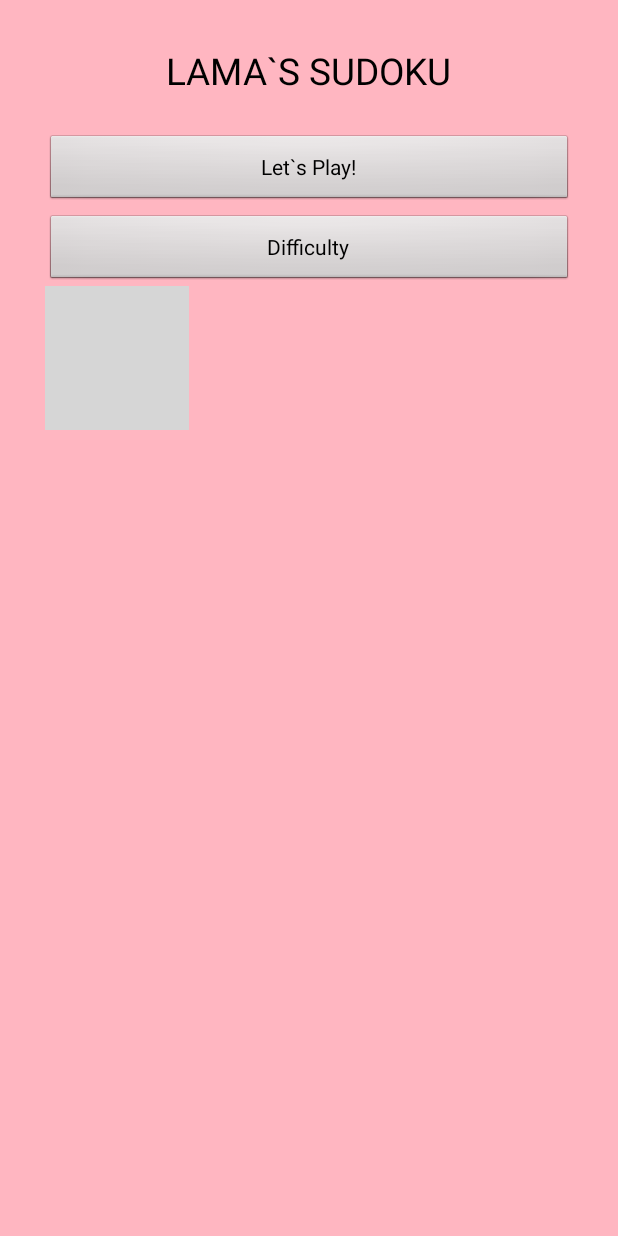
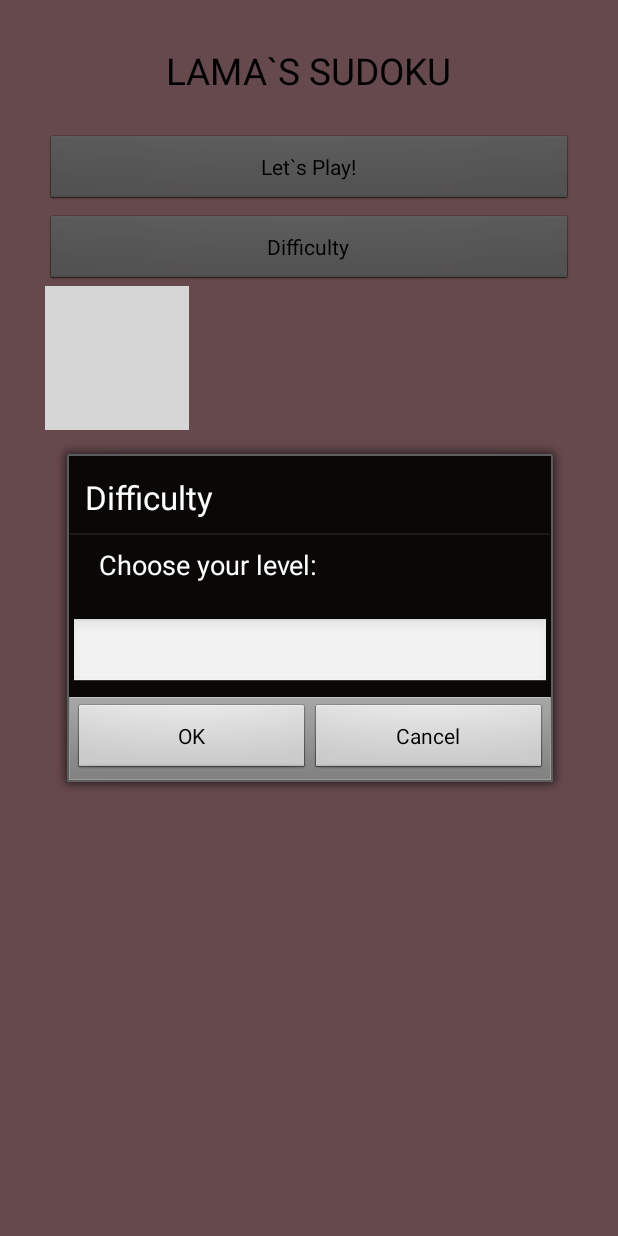
Before and after one commit to Sagadeyeva/Sudoku, an Android app: the screen it shows after launch (MainActivity), after a tap on "Difficulty", on a phone screen of 412 x 824 dp. Run offline under Robolectric (Android 15) with nearby library versions, the phone set to English and light mode, and no system bars; grey boxes are pictures that could not be loaded.

Commit message:
Choosing of difficulty has been added.

```diff
--- a/app/src/main/java/sveta/myapplication/MainActivity.java
+++ b/app/src/main/java/sveta/myapplication/MainActivity.java
@@ -2,6 +2,7 @@ package sveta.myapplication;
 
 import android.app.Activity;
 import android.app.AlertDialog;
+import android.content.Context;
 import android.content.DialogInterface;
 import android.content.DialogInterface.OnClickListener;
 import android.content.Intent;
@@ -13,15 +14,20 @@ import android.support.design.widget.FloatingActionButton;
 import android.support.design.widget.Snackbar;
 import android.support.v7.app.AppCompatActivity;
 import android.support.v7.widget.Toolbar;
+import android.util.Log;
 import android.view.View;
 import android.view.Menu;
 import android.view.MenuItem;
 import android.view.Window;
 import android.view.WindowManager;
 import android.widget.Button;
+import android.widget.EditText;
 
-public class MainActivity extends Activity{
+public class MainActivity extends Activity {
 
+    private final static String TAG = "LAMA_SUDOKU";
+    private int gameLevel = 40;
+    private Context context;
 
     @Override
     protected void onCreate(Bundle savedInstanceState) {
@@ -31,17 +37,51 @@ public class MainActivity extends Activity{
                 WindowManager.LayoutParams.FLAG_FULLSCREEN);
         setRequestedOrientation(ActivityInfo.SCREEN_ORIENTATION_PORTRAIT);
         setContentView(R.layout.activity_main);
-
+        context = this;
 
     }
 
-    public void changeDifficult(View v){
+    public void changeDifficult(View v) {
+        try {
+            final EditText textInput = new EditText(context);
+            AlertDialog.Builder difficultyDialog = new AlertDialog.Builder(context)
+                    .setView(textInput)
+                    .setTitle("Difficulty")
+                    .setMessage("Choose your level: ")
+                    .setPositiveButton("OK", new DialogInterface.OnClickListener() {
+                        @Override
+                        public void onClick(DialogInterface dialog, int which) {
+                            try {
 
+
+                                String inputString = textInput.getText().toString();
+                                Log.i(TAG, inputString);
+
+                                gameLevel = Integer.parseInt(inputString);
+
+                                dialog.cancel();
+                            } catch (Exception e) {
+
+                                Log.i(TAG, e.toString());
+                            }
+                        }
+                    })
+                    .setNegativeButton("Cancel", new DialogInterface.OnClickListener() {
+                        @Override
+                        public void onClick(DialogInterface dialog, int which) {
+                            dialog.cancel();
+                        }
+                    });
+            difficultyDialog.show();
+        } catch (Exception e) {
+            Log.i(TAG, e.toString());
+        }
     }
 
     public void startNewGame(View v) {
 
         Intent intent = new Intent(this, GameActivity.class);
+        intent.putExtra("LEVEL", gameLevel);
         startActivity(intent);
     }
 
```
Also changed, not shown: app/src/main/java/sveta/myapplication/GameActivity.java (+5 -3 lines).
